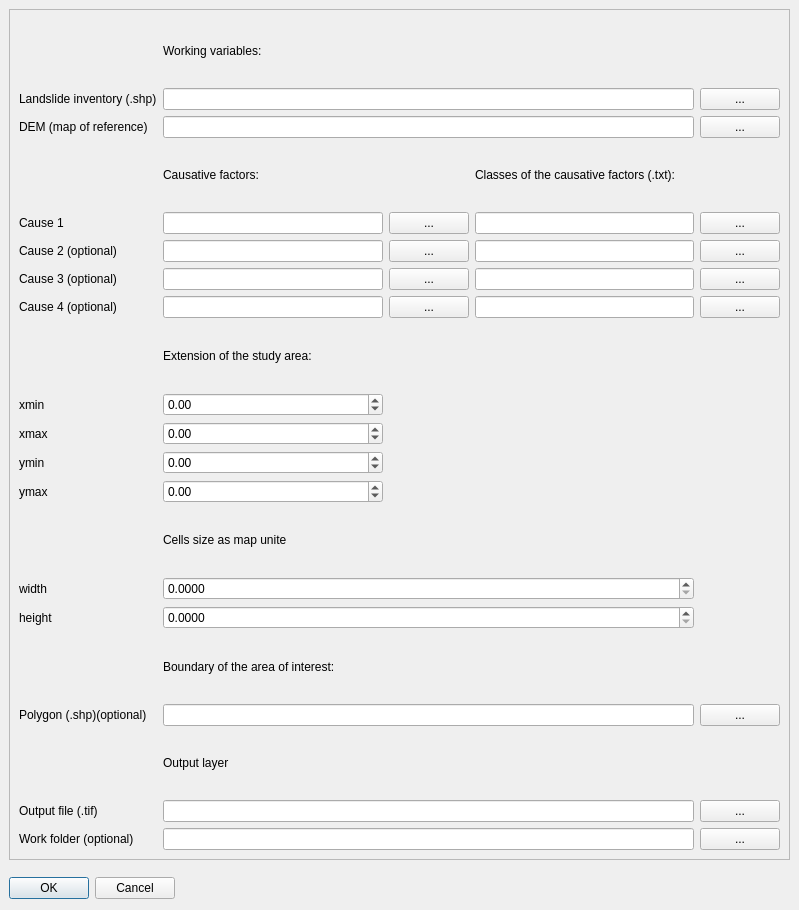
The window that sz/LSZ_dialog_base.ui (giactitti/SZ) describes before a commit, drawn with Qt 5.
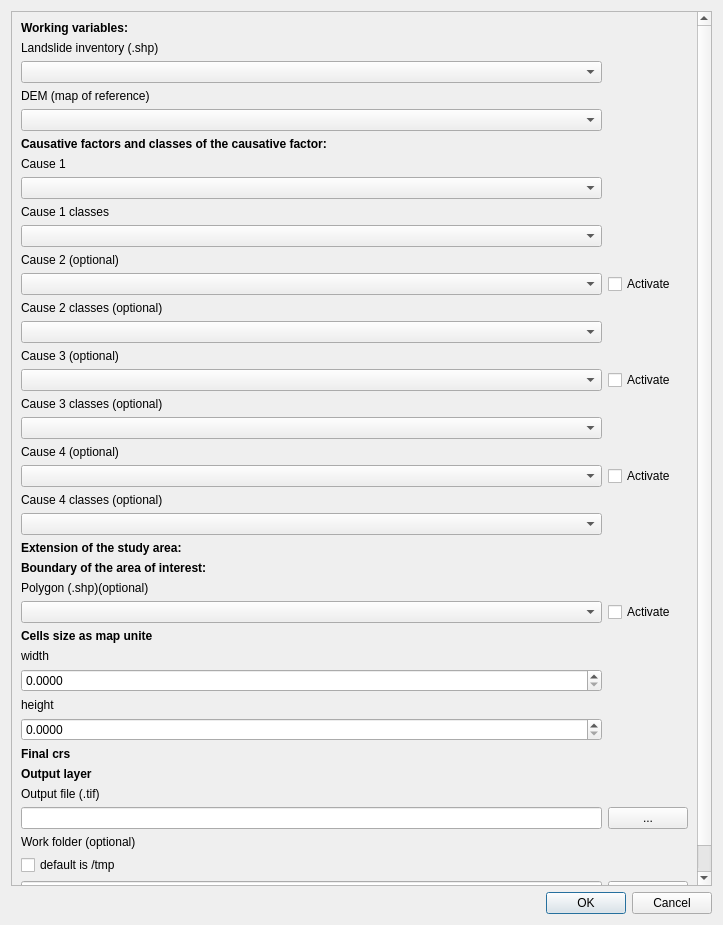
The same window after the commit. Custom widgets are drawn as their Qt base class.

Diff of the .ui file:
```diff
--- a/sz/LSZ_dialog_base.ui
+++ b/sz/LSZ_dialog_base.ui
@@ -6,22 +6,16 @@
    <rect>
     <x>0</x>
     <y>0</y>
-    <width>799</width>
-    <height>910</height>
+    <width>723</width>
+    <height>925</height>
    </rect>
   </property>
   <property name="windowTitle">
    <string>WoEmodel</string>
   </property>
+  <layout class="QGridLayout" name="gridLayout">
+   <item row="2" column="0">
   <widget class="QDialogButtonBox" name="button_box">
-   <property name="geometry">
-    <rect>
-     <x>9</x>
-     <y>876</y>
-     <width>166</width>
-     <height>25</height>
-    </rect>
-   </property>
    <property name="orientation">
     <enum>Qt::Horizontal</enum>
    </property>
@@ -29,15 +23,9 @@
     <set>QDialogButtonBox::Cancel|QDialogButtonBox::Ok</set>
    </property>
   </widget>
+   </item>
+   <item row="0" column="0">
   <widget class="QScrollArea" name="scrollArea">
-   <property name="geometry">
-    <rect>
-     <x>9</x>
-     <y>9</y>
-     <width>781</width>
-     <height>851</height>
-    </rect>
-   </property>
    <property name="widgetResizable">
     <bool>true</bool>
    </property>
@@ -45,360 +33,358 @@
     <property name="geometry">
      <rect>
       <x>0</x>
-      <y>0</y>
-      <width>779</width>
-      <height>849</height>
-     </rect>
-    </property>
-    <layout class="QGridLayout" name="gridLayout">
-     <item row="2" column="0">
-      <widget class="QLabel" name="label_11">
-       <property name="text">
-        <string>DEM (map of reference)</string>
-       </property>
-      </widget>
-     </item>
-     <item row="5" column="2">
-      <widget class="QPushButton" name="pushButton_2">
-       <property name="text">
-        <string>...</string>
-       </property>
-      </widget>
-     </item>
-     <item row="7" column="0">
-      <widget class="QLabel" name="label_4">
-       <property name="text">
-        <string>Cause 4 (optional)</string>
-       </property>
-      </widget>
-     </item>
-     <item row="3" column="3" colspan="2">
-      <widget class="QLabel" name="label_21">
-       <property name="text">
-        <string>Classes of the causative factors (.txt):</string>
-       </property>
-      </widget>
-     </item>
-     <item row="12" column="0">
-      <widget class="QLabel" name="label_12">
-       <property name="text">
-        <string>ymax</string>
-       </property>
-      </widget>
-     </item>
-     <item row="11" column="1">
-      <widget class="QDoubleSpinBox" name="doubleSpinBox_4">
-       <property name="minimum">
-        <double>-100000000.000000000000000</double>
-       </property>
-       <property name="maximum">
-        <double>100000000.000000000000000</double>
-       </property>
-      </widget>
-     </item>
-     <item row="7" column="1">
-      <widget class="QLineEdit" name="lineEdit_4"/>
-     </item>
-     <item row="6" column="1">
-      <widget class="QLineEdit" name="lineEdit_3"/>
-     </item>
-     <item row="14" column="0">
-      <widget class="QLabel" name="label_16">
-       <property name="text">
-        <string>width</string>
-       </property>
-      </widget>
-     </item>
-     <item row="4" column="4">
-      <widget class="QPushButton" name="pushButton_6">
-       <property name="text">
-        <string>...</string>
-       </property>
-      </widget>
-     </item>
-     <item row="16" column="1">
-      <widget class="QLabel" name="label_25">
-       <property name="text">
-        <string>Boundary of the area of interest:</string>
-       </property>
-      </widget>
-     </item>
-     <item row="17" column="1" colspan="3">
-      <widget class="QLineEdit" name="lineEdit_12"/>
-     </item>
-     <item row="4" column="1">
-      <widget class="QLineEdit" name="lineEdit"/>
-     </item>
-     <item row="11" column="0">
-      <widget class="QLabel" name="label_13">
-       <property name="text">
-        <string>ymin</string>
-       </property>
-      </widget>
-     </item>
-     <item row="6" column="2">
-      <widget class="QPushButton" name="pushButton_3">
-       <property name="text">
-        <string>...</string>
-       </property>
-      </widget>
-     </item>
-     <item row="5" column="3">
-      <widget class="QLineEdit" name="lineEdit_7"/>
-     </item>
-     <item row="19" column="4">
-      <widget class="QPushButton" name="pushButton_5">
-       <property name="text">
-        <string>...</string>
-       </property>
-      </widget>
-     </item>
-     <item row="6" column="4">
-      <widget class="QPushButton" name="pushButton_8">
-       <property name="text">
-        <string>...</string>
-       </property>
-      </widget>
-     </item>
-     <item row="5" column="4">
-      <widget class="QPushButton" name="pushButton_7">
-       <property name="text">
-        <string>...</string>
-       </property>
-      </widget>
-     </item>
-     <item row="9" column="0">
-      <widget class="QLabel" name="label_14">
-       <property name="text">
-        <string>xmin</string>
-       </property>
-      </widget>
-     </item>
-     <item row="1" column="1" colspan="3">
-      <widget class="QLineEdit" name="lineEdit_10"/>
-     </item>
-     <item row="20" column="1" colspan="3">
+        <y>-152</y>
+        <width>689</width>
+        <height>1026</height>
+       </rect>
+      </property>
+      <layout class="QGridLayout" name="gridLayout_2">
+       <item row="53" column="2">
+        <spacer name="verticalSpacer_2">
+         <property name="orientation">
+          <enum>Qt::Vertical</enum>
+         </property>
+         <property name="sizeHint" stdset="0">
+          <size>
+           <width>20</width>
+           <height>40</height>
+          </size>
+         </property>
+        </spacer>
+       </item>
+       <item row="61" column="2">
       <widget class="QLineEdit" name="lineEdit_16"/>
      </item>
-     <item row="13" column="1">
+       <item row="0" column="2">
+        <widget class="QLabel" name="label_22">
+         <property name="font">
+          <font>
+           <weight>75</weight>
+           <bold>true</bold>
+          </font>
+         </property>
+         <property name="text">
+          <string>Working variables:</string>
+         </property>
+        </widget>
+       </item>
+       <item row="51" column="2">
+        <widget class="QDoubleSpinBox" name="doubleSpinBox_6">
+         <property name="decimals">
+          <number>4</number>
+         </property>
+         <property name="maximum">
+          <double>1000000000.000000000000000</double>
+         </property>
+        </widget>
+       </item>
+       <item row="22" column="2">
+        <widget class="QLabel" name="label_9">
+         <property name="text">
+          <string>Cause 4 classes (optional)</string>
+         </property>
+        </widget>
+       </item>
+       <item row="49" column="2">
+        <widget class="QDoubleSpinBox" name="doubleSpinBox_5">
+         <property name="decimals">
+          <number>4</number>
+         </property>
+         <property name="maximum">
+          <double>1000000000.000000000000000</double>
+         </property>
+        </widget>
+       </item>
+       <item row="58" column="2">
+        <widget class="QLineEdit" name="lineEdit_5"/>
+       </item>
+       <item row="58" column="3">
+        <widget class="QPushButton" name="pushButton_5">
+         <property name="text">
+          <string>...</string>
+         </property>
+        </widget>
+       </item>
+       <item row="44" column="2">
       <widget class="QLabel" name="label_23">
+         <property name="font">
+          <font>
+           <weight>75</weight>
+           <bold>true</bold>
+          </font>
+         </property>
        <property name="text">
         <string>Cells size as map unite</string>
        </property>
       </widget>
      </item>
-     <item row="19" column="1" colspan="3">
-      <widget class="QLineEdit" name="lineEdit_5"/>
-     </item>
-     <item row="4" column="2">
-      <widget class="QPushButton" name="pushButton">
-       <property name="text">
-        <string>...</string>
-       </property>
-      </widget>
-     </item>
-     <item row="5" column="0">
-      <widget class="QLabel" name="label_2">
+       <item row="5" column="2">
+        <widget class="QLabel" name="label_20">
+         <property name="font">
+          <font>
+           <weight>75</weight>
+           <bold>true</bold>
+          </font>
+         </property>
        <property name="text">
-        <string>Cause 2 (optional)</string>
+          <string>Causative factors and classes of the causative factor:</string>
        </property>
       </widget>
      </item>
-     <item row="8" column="1">
+       <item row="37" column="2">
       <widget class="QLabel" name="label_19">
+         <property name="font">
+          <font>
+           <weight>75</weight>
+           <bold>true</bold>
+          </font>
+         </property>
        <property name="text">
         <string>Extension of the study area:</string>
        </property>
       </widget>
      </item>
-     <item row="7" column="4">
-      <widget class="QPushButton" name="pushButton_9">
+       <item row="54" column="2">
+        <widget class="QLabel" name="label_24">
+         <property name="font">
+          <font>
+           <weight>75</weight>
+           <bold>true</bold>
+          </font>
+         </property>
        <property name="text">
-        <string>...</string>
+          <string>Output layer</string>
        </property>
       </widget>
      </item>
-     <item row="1" column="4">
-      <widget class="QPushButton" name="pushButton_10">
+       <item row="39" column="2">
+        <widget class="QLabel" name="label_25">
+         <property name="font">
+          <font>
+           <weight>75</weight>
+           <bold>true</bold>
+          </font>
+         </property>
        <property name="text">
-        <string>...</string>
+          <string>Boundary of the area of interest:</string>
        </property>
       </widget>
      </item>
-     <item row="5" column="1">
-      <widget class="QLineEdit" name="lineEdit_2"/>
-     </item>
-     <item row="2" column="1" colspan="3">
-      <widget class="QLineEdit" name="lineEdit_11"/>
-     </item>
-     <item row="7" column="2">
-      <widget class="QPushButton" name="pushButton_4">
+       <item row="50" column="2">
+        <widget class="QLabel" name="label_17">
+         <property name="text">
+          <string>height</string>
+         </property>
+        </widget>
+       </item>
+       <item row="18" column="2">
+        <widget class="QLabel" name="label_8">
+         <property name="text">
+          <string>Cause 3 classes (optional)</string>
+         </property>
+        </widget>
+       </item>
+       <item row="8" column="2">
+        <widget class="QLabel" name="label_6">
        <property name="text">
-        <string>...</string>
+          <string>Cause 1 classes</string>
        </property>
       </widget>
      </item>
-     <item row="17" column="0">
+       <item row="11" column="2">
+        <widget class="QLabel" name="label_2">
+         <property name="text">
+          <string>Cause 2 (optional)</string>
+         </property>
+        </widget>
+       </item>
+       <item row="13" column="2">
+        <widget class="QLabel" name="label_7">
+         <property name="text">
+          <string>Cause 2 classes (optional)</string>
+         </property>
+        </widget>
+       </item>
+       <item row="6" column="2">
+        <widget class="QLabel" name="label">
+         <property name="text">
+          <string>Cause 1</string>
+         </property>
+        </widget>
+       </item>
+       <item row="15" column="2">
+        <widget class="QLabel" name="label_3">
+         <property name="text">
+          <string>Cause 3 (optional)</string>
+         </property>
+        </widget>
+       </item>
+       <item row="20" column="2">
+        <widget class="QLabel" name="label_4">
+         <property name="text">
+          <string>Cause 4 (optional)</string>
+         </property>
+        </widget>
+       </item>
+       <item row="40" column="2">
       <widget class="QLabel" name="label_26">
        <property name="text">
         <string>Polygon (.shp)(optional)</string>
        </property>
       </widget>
      </item>
-     <item row="19" column="0">
+       <item row="46" column="2">
+        <widget class="QLabel" name="label_16">
+         <property name="text">
+          <string>width</string>
+         </property>
+        </widget>
+       </item>
+       <item row="56" column="2">
       <widget class="QLabel" name="label_5">
        <property name="text">
         <string>Output file (.tif)</string>
        </property>
       </widget>
      </item>
-     <item row="17" column="4">
-      <widget class="QPushButton" name="pushButton_13">
+       <item row="61" column="3">
+        <widget class="QPushButton" name="pushButton_12">
        <property name="text">
         <string>...</string>
        </property>
       </widget>
      </item>
-     <item row="15" column="1" colspan="3">
-      <widget class="QDoubleSpinBox" name="doubleSpinBox_6">
-       <property name="decimals">
-        <number>4</number>
-       </property>
-       <property name="maximum">
-        <double>1000000000.000000000000000</double>
-       </property>
-      </widget>
-     </item>
-     <item row="15" column="0">
-      <widget class="QLabel" name="label_17">
+       <item row="3" column="2">
+        <widget class="QLabel" name="label_11">
        <property name="text">
-        <string>height</string>
+          <string>DEM (map of reference)</string>
        </property>
       </widget>
      </item>
-     <item row="1" column="0">
+       <item row="1" column="2">
       <widget class="QLabel" name="label_10">
        <property name="text">
         <string>Landslide inventory (.shp)</string>
        </property>
       </widget>
      </item>
-     <item row="18" column="1">
-      <widget class="QLabel" name="label_24">
-       <property name="text">
-        <string>Output layer</string>
-       </property>
-      </widget>
-     </item>
-     <item row="4" column="3">
-      <widget class="QLineEdit" name="lineEdit_6"/>
-     </item>
-     <item row="3" column="1">
-      <widget class="QLabel" name="label_20">
-       <property name="text">
-        <string>Causative factors:</string>
-       </property>
-      </widget>
-     </item>
-     <item row="2" column="4">
-      <widget class="QPushButton" name="pushButton_11">
-       <property name="text">
-        <string>...</string>
-       </property>
-      </widget>
-     </item>
-     <item row="14" column="1" colspan="3">
-      <widget class="QDoubleSpinBox" name="doubleSpinBox_5">
-       <property name="decimals">
-        <number>4</number>
-       </property>
-       <property name="maximum">
-        <double>1000000000.000000000000000</double>
-       </property>
-      </widget>
-     </item>
-     <item row="20" column="4">
-      <widget class="QPushButton" name="pushButton_12">
-       <property name="text">
-        <string>...</string>
-       </property>
-      </widget>
-     </item>
-     <item row="7" column="3">
-      <widget class="QLineEdit" name="lineEdit_9"/>
-     </item>
-     <item row="12" column="1">
-      <widget class="QDoubleSpinBox" name="doubleSpinBox">
-       <property name="minimum">
-        <double>-100000000.000000000000000</double>
-       </property>
-       <property name="maximum">
-        <double>100000000.000000000000000</double>
-       </property>
-      </widget>
-     </item>
-     <item row="10" column="1">
-      <widget class="QDoubleSpinBox" name="doubleSpinBox_3">
-       <property name="minimum">
-        <double>-100000000.000000000000000</double>
-       </property>
-       <property name="maximum">
-        <double>100000000.000000000000000</double>
-       </property>
-      </widget>
-     </item>
-     <item row="20" column="0">
+       <item row="59" column="2">
       <widget class="QLabel" name="label_18">
        <property name="text">
         <string>Work folder (optional)</string>
        </property>
       </widget>
      </item>
-     <item row="9" column="1">
-      <widget class="QDoubleSpinBox" name="doubleSpinBox_2">
-       <property name="minimum">
-        <double>-100000000.000000000000000</double>
-       </property>
-       <property name="maximum">
-        <double>100000000.000000000000000</double>
-       </property>
-      </widget>
-     </item>
-     <item row="10" column="0">
-      <widget class="QLabel" name="label_15">
+       <item row="38" column="2">
+        <spacer name="verticalSpacer">
+         <property name="orientation">
+          <enum>Qt::Vertical</enum>
+         </property>
+         <property name="sizeHint" stdset="0">
+          <size>
+           <width>20</width>
+           <height>40</height>
+          </size>
+         </property>
+        </spacer>
+       </item>
+       <item row="43" column="2">
+        <widget class="QgsMapLayerComboBox" name="mMapLayerComboBox"/>
+       </item>
+       <item row="52" column="2">
+        <widget class="QLabel" name="label_12">
+         <property name="font">
+          <font>
+           <weight>75</weight>
+           <bold>true</bold>
+          </font>
+         </property>
+         <property name="text">
+          <string>Final crs</string>
+         </property>
+        </widget>
+       </item>
+       <item row="43" column="3">
+        <widget class="QCheckBox" name="checkBox">
        <property name="text">
-        <string>xmax</string>
-       </property>
-      </widget>
-     </item>
-     <item row="6" column="0">
-      <widget class="QLabel" name="label_3">
+          <string>Activate</string>
+         </property>
+         <property name="checked">
+          <bool>false</bool>
+         </property>
+        </widget>
+       </item>
+       <item row="4" column="2">
+        <widget class="QgsMapLayerComboBox" name="mMapLayerComboBox_3"/>
+       </item>
+       <item row="7" column="2">
+        <widget class="QgsMapLayerComboBox" name="mMapLayerComboBox_4"/>
+       </item>
+       <item row="16" column="2">
+        <widget class="QgsMapLayerComboBox" name="mMapLayerComboBox_8"/>
+       </item>
+       <item row="12" column="2">
+        <widget class="QgsMapLayerComboBox" name="mMapLayerComboBox_6"/>
+       </item>
+       <item row="12" column="3">
+        <widget class="QCheckBox" name="checkBox_6">
        <property name="text">
-        <string>Cause 3 (optional)</string>
+          <string>Activate</string>
        </property>
       </widget>
      </item>
-     <item row="0" column="1">
-      <widget class="QLabel" name="label_22">
+       <item row="14" column="2">
+        <widget class="QgsMapLayerComboBox" name="mMapLayerComboBox_7"/>
+       </item>
+       <item row="2" column="2">
+        <widget class="QgsMapLayerComboBox" name="mMapLayerComboBox_2"/>
+       </item>
+       <item row="19" column="2">
+        <widget class="QgsMapLayerComboBox" name="mMapLayerComboBox_9"/>
+       </item>
+       <item row="21" column="2">
+        <widget class="QgsMapLayerComboBox" name="mMapLayerComboBox_10"/>
+       </item>
+       <item row="9" column="2">
+        <widget class="QgsMapLayerComboBox" name="mMapLayerComboBox_5"/>
+       </item>
+       <item row="23" column="2">
+        <widget class="QgsMapLayerComboBox" name="mMapLayerComboBox_11"/>
+       </item>
+       <item row="21" column="3">
+        <widget class="QCheckBox" name="checkBox_10">
        <property name="text">
-        <string>Working variables:</string>
+          <string>Activate</string>
        </property>
       </widget>
      </item>
-     <item row="6" column="3">
-      <widget class="QLineEdit" name="lineEdit_8"/>
-     </item>
-     <item row="4" column="0">
-      <widget class="QLabel" name="label">
+       <item row="16" column="3">
+        <widget class="QCheckBox" name="checkBox_8">
+         <property name="text">
+          <string>Activate</string>
+         </property>
+        </widget>
+       </item>
+       <item row="60" column="2">
+        <widget class="QCheckBox" name="checkBox_2">
        <property name="text">
-        <string>Cause 1</string>
+          <string>default is /tmp</string>
        </property>
       </widget>
      </item>
     </layout>
    </widget>
   </widget>
+   </item>
+  </layout>
  </widget>
+ <customwidgets>
+  <customwidget>
+   <class>QgsMapLayerComboBox</class>
+   <extends>QComboBox</extends>
+   <header>qgsmaplayercombobox.h</header>
+  </customwidget>
+ </customwidgets>
  <resources/>
  <connections>
   <connection>
```
Left out of the diff: 10 changed lines with no effect on the pictures. Lines whose indentation alone changed are shown as unchanged.
